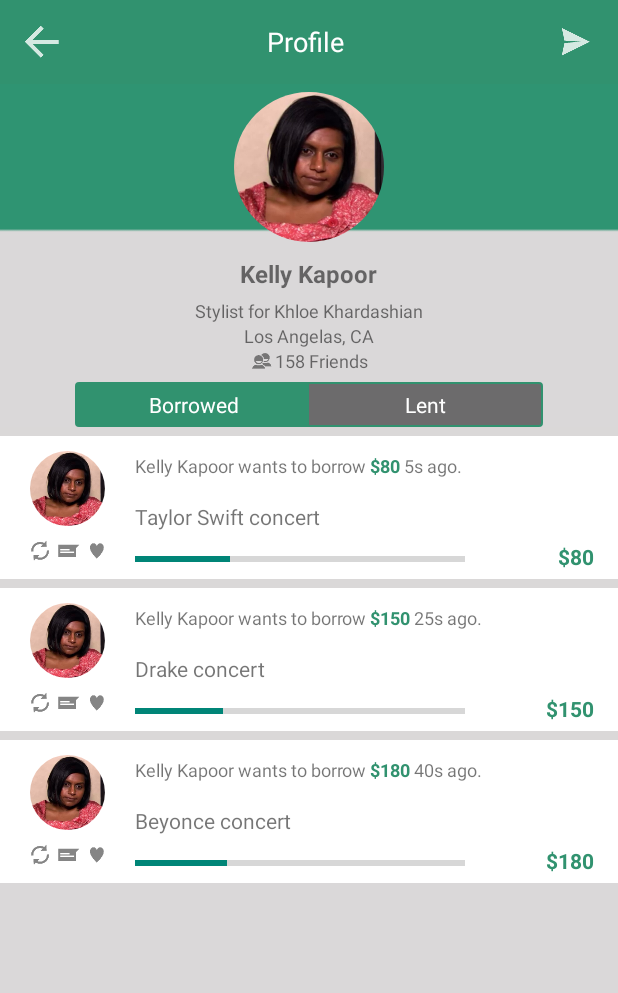
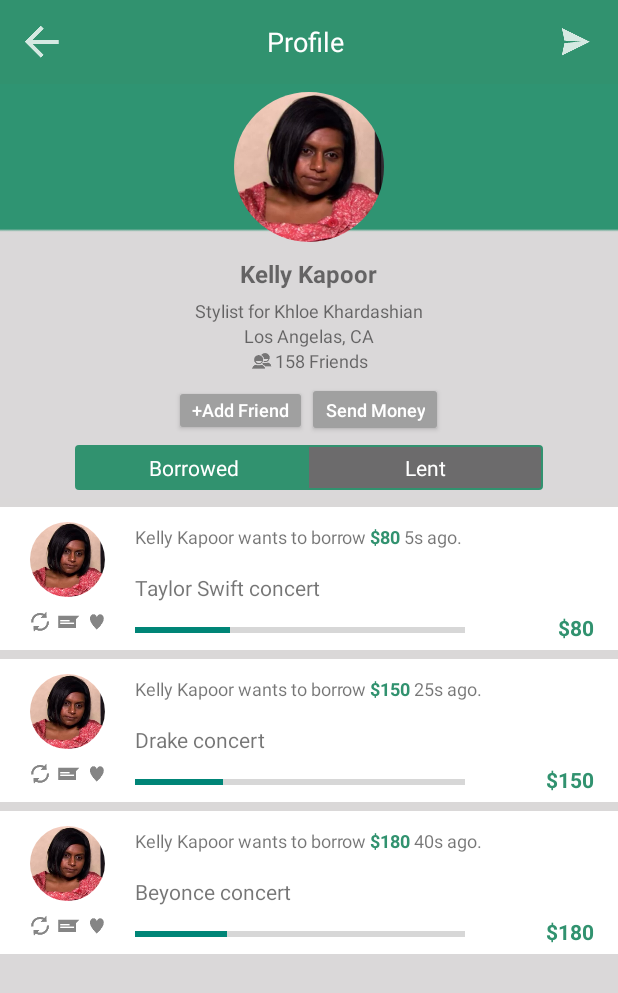
Before and after one commit to claudialuclaudia/Borrow-Android-App, an Android app: the screen it shows after launch (UserActivity), after a tap on an icon or button, on a phone screen of 412 x 824 dp. Shown: the top 993 px of the screen. Run offline under Robolectric (Android 15) with nearby library versions, the phone set to English and light mode, and no system bars; our stand-ins replace CircleImageView; 2 statements that could not run were skipped.

Commit message:
some borrowed thread fulfilled, no longer on main but still on personal

```diff
--- a/app/src/main/java/cash/borrow/android/MainActivity.java
+++ b/app/src/main/java/cash/borrow/android/MainActivity.java
@@ -17,14 +17,17 @@ import android.widget.Toast;
 import java.util.Collections;
 import java.util.Comparator;
 import java.util.List;
+import java.util.Map;
 
 import cash.borrow.android.model.RequestItem;
+import cash.borrow.android.sample.SampleCommentProvider;
 import cash.borrow.android.sample.SampleRequestProvider;
 
 public class MainActivity extends AppCompatActivity {
 
     List<RequestItem> requestItemList = SampleRequestProvider.requestItemList;
 //    TextView tvOut;
+    Map<String, Double> requestProgress = SampleCommentProvider.requestProgress;
 
     @Override
     protected void onCreate(Bundle savedInstanceState) {
@@ -42,6 +45,16 @@ public class MainActivity extends AppCompatActivity {
                     return Double.compare(o1.getSecPast(), o2.getSecPast());
             }
         });
+
+        double progress;
+        for (RequestItem item: requestItemList) {
+            if (requestProgress.containsKey(item.getRequestId())){
+                progress = requestProgress.get(item.getRequestId());
+                if (progress >= item.getAmount()) {
+                    requestItemList.remove(item);
+                }
+            }
+        }
 
         RequestItemAdapter adapter = new RequestItemAdapter(this, requestItemList);
 
--- a/app/src/main/java/cash/borrow/android/RequestItemAdapter.java
+++ b/app/src/main/java/cash/borrow/android/RequestItemAdapter.java
@@ -95,7 +95,7 @@ public class RequestItemAdapter extends RecyclerView.Adapter<RequestItemAdapter.
                 holder.progressBar.setProgress(0);
             } else {
                 double progress = requestProgress.get(item.getRequestId());
-                holder.progressBar.setProgress((int) progress);
+                holder.progressBar.setProgress(progress%1!=0 && (int) progress ==0 ? (int) progress+1 : (int) progress);
             }
 
             String reqA;
--- a/app/src/main/java/cash/borrow/android/UserActivity.java
+++ b/app/src/main/java/cash/borrow/android/UserActivity.java
@@ -132,4 +132,14 @@ public class UserActivity extends AppCompatActivity {
 
         return super.onOptionsItemSelected(item);
     }
+
+    public void addFriend(View view) {
+        // Do something in response to button click
+        Toast.makeText(UserActivity.this, "My name is Chase and I LUUUUUUVVV it when things are CLICKABLE", Toast.LENGTH_SHORT).show();
+    }
+
+    public void sendMoney(View view) {
+        // Do something in response to button click
+        Toast.makeText(UserActivity.this, "My name is Chase and I LUUUUUUVVV it when things are CLICKABLE", Toast.LENGTH_SHORT).show();
+    }
 }
--- a/app/src/main/java/cash/borrow/android/sample/SampleCommentProvider.java
+++ b/app/src/main/java/cash/borrow/android/sample/SampleCommentProvider.java
@@ -14,7 +14,7 @@ public class SampleCommentProvider {
     public static List<CommentItem> commentItemList;
     public static Map<String, CommentItem> commentItemMap;
     public static Map<String, Map<String, CommentItem>> requestCommentItemMap;
-    public static Map<String, Double> requestProgress;
+    public static Map<String, Double> requestProgress;//request Id : progress so far
     public static Map<String, Set> lentMap;//userId to list of all requestId that he has contributed to
 
     static {
@@ -54,6 +54,8 @@ public class SampleCommentProvider {
 
         addItem(new CommentItem("10", "2", "Ryan Howard", 8, true, 30, null, "2"));
 
+        addItem(new CommentItem("5", "4", "Michael Scott", 180, true, 0.1, null, "2"));
+
     }
 
     private static void addItem(CommentItem item) {
--- a/app/src/main/res/layout/activity_user.xml
+++ b/app/src/main/res/layout/activity_user.xml
@@ -28,7 +28,7 @@
             android:paddingRight="5dp"
             android:textColor="@android:color/white"
             android:textSize="18sp"
-            tools:ignore="HardcodedText" />
+            tools:ignore="HardcodedText,RtlHardcoded" />
 
     </android.support.v7.widget.Toolbar>
 
@@ -40,18 +40,60 @@
         android:layout_below="@+id/my_toolbar"
         />
 
+    <LinearLayout
+        android:id="@+id/buttons"
+        android:layout_width="wrap_content"
+        android:layout_height="wrap_content"
+        android:layout_below="@android:id/list"
+        android:layout_centerHorizontal="true"
+        android:orientation="horizontal"
+        >
+
+        <Button
+            android:id="@+id/addFriendButton"
+            android:layout_width="wrap_content"
+            android:layout_height="wrap_content"
+            style="@style/Widget.AppCompat.Button.Colored"
+            android:theme="@style/Button"
+            android:minHeight="0dp"
+            android:minWidth="0dp"
+            android:textSize="12sp"
+            android:text="+Add Friend"
+            android:textColor="@android:color/white"
+            android:includeFontPadding="false"
+            android:textAllCaps="false"
+            tools:ignore="HardcodedText"
+            android:onClick="addFriend"/>
+
+        <Button
+            android:id="@+id/sendMoneyButton"
+            android:layout_width="wrap_content"
+            android:layout_height="wrap_content"
+            style="@style/Widget.AppCompat.Button.Colored"
+            android:theme="@style/Button"
+            android:minHeight="0dp"
+            android:minWidth="0dp"
+            android:textSize="12sp"
+            android:text="Send Money"
+            android:textColor="@android:color/white"
+            android:textAllCaps="false"
+            tools:ignore="HardcodedText"
+            android:onClick="sendMoney"/>
+
+    </LinearLayout>
+
     <RadioGroup
         android:checkedButton="@+id/borrowed"
         android:id="@+id/toggle"
         android:layout_width="match_parent"
         android:layout_height="30dp"
-        android:layout_marginBottom="0dp"
+        android:layout_marginBottom="5dp"
         android:layout_marginLeft="50dp"
         android:layout_marginRight="50dp"
-        android:layout_marginTop="0dp"
+        android:layout_marginTop="5dp"
         android:background="@drawable/green_out_line"
         android:orientation="horizontal"
-        android:layout_below="@android:id/list">
+        android:layout_below="@+id/buttons">
 
         <RadioButton
             android:layout_marginTop="1dp"
--- a/app/src/main/res/layout/user_item.xml
+++ b/app/src/main/res/layout/user_item.xml
@@ -1,6 +1,7 @@
 <?xml version="1.0" encoding="utf-8"?>
 <RelativeLayout xmlns:android="http://schemas.android.com/apk/res/android"
     xmlns:app="http://schemas.android.com/apk/res-auto"
+    xmlns:tools="http://schemas.android.com/tools"
     android:layout_width="match_parent"
     android:layout_height="match_parent"
     android:paddingBottom="5dp"
--- a/app/src/main/res/values/colors.xml
+++ b/app/src/main/res/values/colors.xml
@@ -8,5 +8,6 @@
     <color name="black">#000000</color>
     <color name="grey">#dad8d8</color>
     <color name="lightGrey">#dad8d8</color>
+    <color name="buttonGrey">#a0a0a0</color>
 
 </resources>
--- a/app/src/main/res/values/styles.xml
+++ b/app/src/main/res/values/styles.xml
@@ -12,4 +12,8 @@
         <item name="android:windowBackground">@drawable/background_splash</item>
     </style>
 
+    <style name="Button" parent="Theme.AppCompat.NoActionBar">
+        <item name="colorAccent">@color/buttonGrey</item>
+    </style>
+
 </resources>
```
